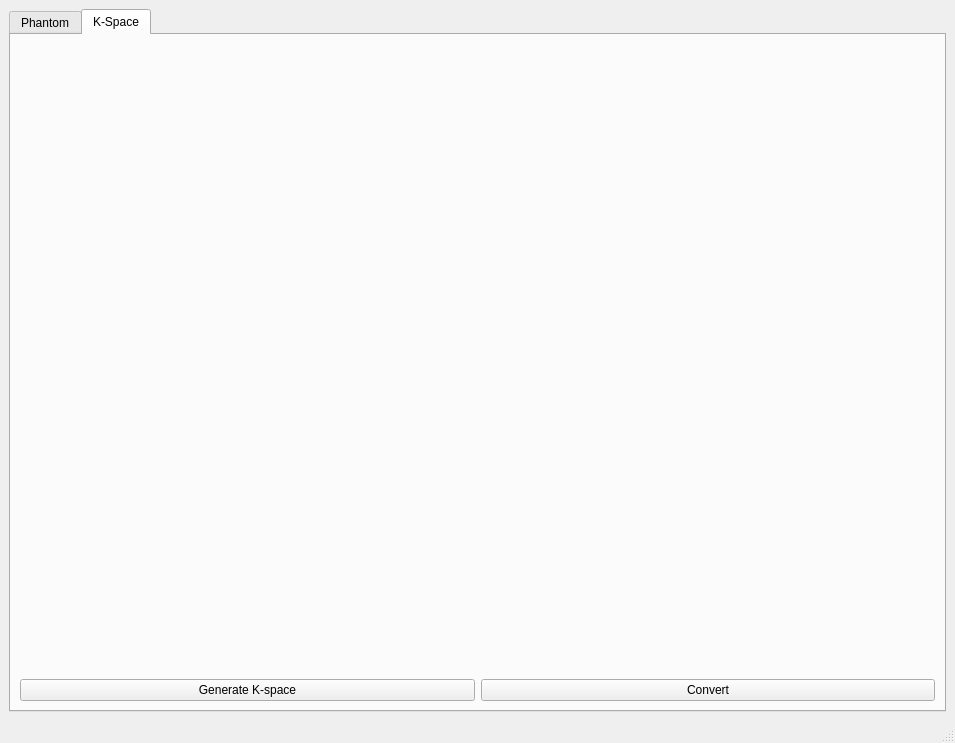
sbme-tutorials/task2-team-2, file MRI_Simulator.ui: the form before one commit.
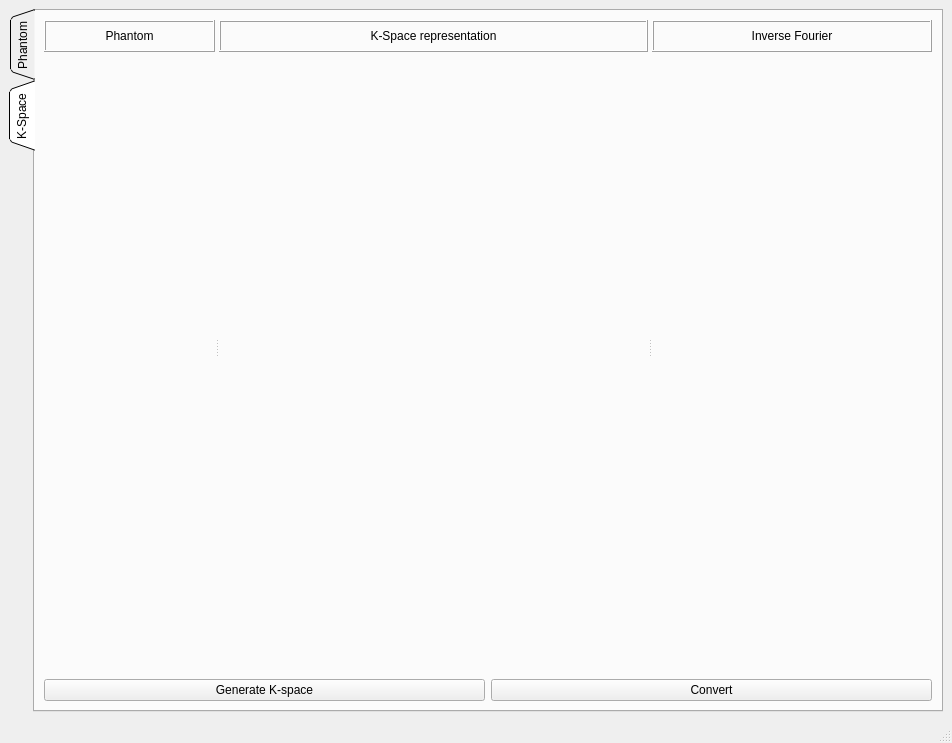
The form after the commit.

```diff
--- a/MRI_Simulator.ui
+++ b/MRI_Simulator.ui
@@ -6,7 +6,7 @@
    <rect>
     <x>0</x>
     <y>0</y>
-    <width>955</width>
+    <width>952</width>
     <height>743</height>
    </rect>
   </property>
@@ -29,9 +29,18 @@
    <layout class="QGridLayout" name="gridLayout">
     <item row="0" column="0">
      <widget class="QTabWidget" name="tabWidget">
+      <property name="tabPosition">
+       <enum>QTabWidget::West</enum>
+      </property>
+      <property name="tabShape">
+       <enum>QTabWidget::Triangular</enum>
+      </property>
       <property name="currentIndex">
        <number>1</number>
       </property>
+      <property name="movable">
+       <bool>true</bool>
+      </property>
       <widget class="QWidget" name="tab">
        <attribute name="title">
         <string>Phantom</string>
@@ -329,99 +338,6 @@
         <string>K-Space</string>
        </attribute>
        <layout class="QGridLayout" name="gridLayout_5">
-        <item row="0" column="0" colspan="2">
-         <layout class="QVBoxLayout" name="verticalLayout_5">
-          <item>
-           <spacer name="verticalSpacer">
-            <property name="orientation">
-             <enum>Qt::Vertical</enum>
-            </property>
-            <property name="sizeHint" stdset="0">
-             <size>
-              <width>20</width>
-              <height>40</height>
-             </size>
-            </property>
-           </spacer>
-          </item>
-          <item>
-           <layout class="QHBoxLayout" name="horizontalLayout">
-            <item>
-             <spacer name="horizontalSpacer_2">
-              <property name="orientation">
-               <enum>Qt::Horizontal</enum>
-              </property>
-              <property name="sizeHint" stdset="0">
-               <size>
-                <width>40</width>
-                <height>20</height>
-               </size>
-              </property>
-             </spacer>
-            </item>
-            <item>
-             <widget class="QLabel" name="kspace_label">
-              <property name="text">
-               <string/>
-              </property>
-              <property name="scaledContents">
-               <bool>true</bool>
-              </property>
-             </widget>
-            </item>
-            <item>
-             <spacer name="horizontalSpacer">
-              <property name="orientation">
-               <enum>Qt::Horizontal</enum>
-              </property>
-              <property name="sizeHint" stdset="0">
-               <size>
-                <width>663</width>
-                <height>20</height>
-               </size>
-              </property>
-             </spacer>
-            </item>
-            <item>
-             <widget class="QLabel" name="inverseFourier_label">
-              <property name="text">
-               <string/>
-              </property>
-              <property name="scaledContents">
-               <bool>true</bool>
-              </property>
-             </widget>
-            </item>
-            <item>
-             <spacer name="horizontalSpacer_3">
-              <property name="orientation">
-               <enum>Qt::Horizontal</enum>
-              </property>
-              <property name="sizeHint" stdset="0">
-               <size>
-                <width>40</width>
-                <height>20</height>
-               </size>
-              </property>
-             </spacer>
-            </item>
-           </layout>
-          </item>
-          <item>
-           <spacer name="verticalSpacer_2">
-            <property name="orientation">
-             <enum>Qt::Vertical</enum>
-            </property>
-            <property name="sizeHint" stdset="0">
-             <size>
-              <width>20</width>
-              <height>40</height>
-             </size>
-            </property>
-           </spacer>
-          </item>
-         </layout>
-        </item>
         <item row="1" column="0">
          <widget class="QPushButton" name="generate_button">
           <property name="text">
@@ -436,6 +352,133 @@
           </property>
          </widget>
         </item>
+        <item row="0" column="0" colspan="2">
+         <widget class="QSplitter" name="splitter_4">
+          <property name="orientation">
+           <enum>Qt::Horizontal</enum>
+          </property>
+          <widget class="QWidget" name="">
+           <layout class="QVBoxLayout" name="verticalLayout_7">
+            <item>
+             <widget class="QLabel" name="label_14">
+              <property name="maximumSize">
+               <size>
+                <width>16777215</width>
+                <height>32</height>
+               </size>
+              </property>
+              <property name="frameShape">
+               <enum>QFrame::Box</enum>
+              </property>
+              <property name="frameShadow">
+               <enum>QFrame::Raised</enum>
+              </property>
+              <property name="text">
+               <string>Phantom</string>
+              </property>
+              <property name="alignment">
+               <set>Qt::AlignCenter</set>
+              </property>
+             </widget>
+            </item>
+            <item>
+             <widget class="QLabel" name="label_11">
+              <property name="minimumSize">
+               <size>
+                <width>0</width>
+                <height>0</height>
+               </size>
+              </property>
+              <property name="maximumSize">
+               <size>
+                <width>16777215</width>
+                <height>16777215</height>
+               </size>
+              </property>
+              <property name="text">
+               <string/>
+              </property>
+              <property name="scaledContents">
+               <bool>true</bool>
+              </property>
+             </widget>
+            </item>
+           </layout>
+          </widget>
+          <widget class="QWidget" name="">
+           <layout class="QVBoxLayout" name="verticalLayout_6">
+            <item>
+             <widget class="QLabel" name="label_13">
+              <property name="maximumSize">
+               <size>
+                <width>16777215</width>
+                <height>32</height>
+               </size>
+              </property>
+              <property name="frameShape">
+               <enum>QFrame::Box</enum>
+              </property>
+              <property name="frameShadow">
+               <enum>QFrame::Raised</enum>
+              </property>
+              <property name="text">
+               <string>K-Space representation</string>
+              </property>
+              <property name="alignment">
+               <set>Qt::AlignCenter</set>
+              </property>
+             </widget>
+            </item>
+            <item>
+             <widget class="QLabel" name="kspace_label">
+              <property name="text">
+               <string/>
+              </property>
+              <property name="scaledContents">
+               <bool>true</bool>
+              </property>
+             </widget>
+            </item>
+           </layout>
+          </widget>
+          <widget class="QWidget" name="">
+           <layout class="QVBoxLayout" name="verticalLayout_5">
+            <item>
+             <widget class="QLabel" name="label_12">
+              <property name="maximumSize">
+               <size>
+                <width>16777215</width>
+                <height>32</height>
+               </size>
+              </property>
+              <property name="frameShape">
+               <enum>QFrame::Box</enum>
+              </property>
+              <property name="frameShadow">
+               <enum>QFrame::Raised</enum>
+              </property>
+              <property name="text">
+               <string>Inverse Fourier</string>
+              </property>
+              <property name="alignment">
+               <set>Qt::AlignCenter</set>
+              </property>
+             </widget>
+            </item>
+            <item>
+             <widget class="QLabel" name="inverseFourier_label">
+              <property name="text">
+               <string/>
+              </property>
+              <property name="scaledContents">
+               <bool>true</bool>
+              </property>
+             </widget>
+            </item>
+           </layout>
+          </widget>
+         </widget>
+        </item>
        </layout>
       </widget>
      </widget>
```
Left out of the diff: 2 changed lines with no effect on the pictures.
